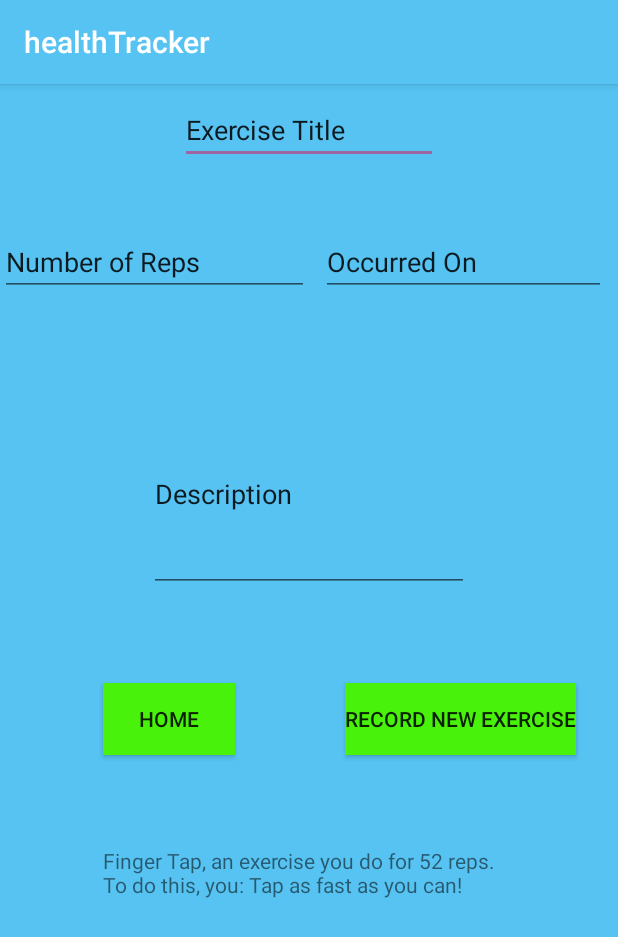
After one commit to Tw1stedRain/healthtracker, an Android app: the ExerciseDiaryActivity screen opened directly, with no data from a screen before it, on a phone screen of 412 x 824 dp. The commit adds this screen. Shown: the top 937 px of the screen. Run offline under Robolectric (Android 15) with nearby library versions, the phone set to English and light mode, and no system bars; our stand-ins replace Room's generated code.

Commit message:
new db set up, new activity, that accesses the db set up

```diff
--- a/app/src/main/AndroidManifest.xml
+++ b/app/src/main/AndroidManifest.xml
@@ -9,7 +9,8 @@
         android:roundIcon="@mipmap/ic_launcher_round"
         android:supportsRtl="true"
         android:theme="@style/AppTheme">
-        <activity android:name=".Finger"></activity>
+        <activity android:name=".ExerciseDiaryActivity"></activity>
+        <activity android:name=".FingerActivity" />
         <activity android:name=".MainActivity">
             <intent-filter>
                 <action android:name="android.intent.action.MAIN" />
--- /dev/null
+++ b/app/src/main/java/com/example/healthtracker/Database/AppDatabase.java
@@ -0,0 +1,9 @@
+package com.example.healthtracker.Database;
+
+import androidx.room.Database;
+import androidx.room.RoomDatabase;
+
+@Database(entities = {Exercise.class}, version = 2)
+public abstract class AppDatabase extends RoomDatabase {
+    public abstract ExerciseDao exerciseDao();
+}
--- /dev/null
+++ b/app/src/main/java/com/example/healthtracker/Database/Exercise.java
@@ -0,0 +1,75 @@
+package com.example.healthtracker.Database;
+
+import androidx.room.Entity;
+import androidx.room.Ignore;
+import androidx.room.PrimaryKey;
+
+
+@Entity
+public class Exercise {
+
+    @PrimaryKey(autoGenerate = true)
+    private long id;
+
+    private String title;
+    private String  quantity;
+    private String description;
+    private String timestamp;
+
+    public Exercise() {
+
+    }
+
+    @Ignore
+    public Exercise(String title, String quantity, String description, String timestamp) {
+        this.title = title;
+        this.quantity = quantity;
+        this.description = description;
+        this.timestamp = timestamp;
+    }
+
+    public String toString() {
+        return this.title + ", an exercise you do for " + this.quantity + " reps. To do this, you: " + this.description;
+    }
+
+
+    public long getId() {
+        return id;
+    }
+
+    public void setId(long id) {
+        this.id = id;
+    }
+
+    public String getTitle() {
+        return title;
+    }
+
+    public void setTitle(String title) {
+        this.title = title;
+    }
+
+    public String  getQuantity() {
+        return quantity;
+    }
+
+    public void setQuantity(String  quantity) {
+        this.quantity = quantity;
+    }
+
+    public String getDescription() {
+        return description;
+    }
+
+    public void setDescription(String description) {
+        this.description = description;
+    }
+
+    public String getTimestamp() {
+        return timestamp;
+    }
+
+    public void setTimestamp(String timestamp) {
+        this.timestamp = timestamp;
+    }
+}
--- /dev/null
+++ b/app/src/main/java/com/example/healthtracker/Database/ExerciseDao.java
@@ -0,0 +1,29 @@
+package com.example.healthtracker.Database;
+
+import java.util.List;
+
+import androidx.room.Dao;
+import androidx.room.Delete;
+import androidx.room.Insert;
+import androidx.room.Query;
+import androidx.room.Update;
+
+@Dao
+public interface ExerciseDao {
+
+    @Query("SELECT * FROM Exercise")
+    List<Exercise> getAll();
+
+    @Query("SELECT * FROM Exercise WHERE title = :title")
+    Exercise findByTitle(String title);
+
+    @Insert
+    void add(Exercise exercise);
+
+    @Update
+    void update(Exercise exercise);
+
+    @Delete
+    void delete(Exercise exercise);
+
+}
--- /dev/null
+++ b/app/src/main/java/com/example/healthtracker/ExerciseDiaryActivity.java
@@ -0,0 +1,67 @@
+package com.example.healthtracker;
+
+import androidx.appcompat.app.AppCompatActivity;
+import androidx.room.Room;
+
+import android.content.Intent;
+import android.os.Bundle;
+import android.view.View;
+import android.widget.EditText;
+import android.widget.TextView;
+
+import com.example.healthtracker.Database.AppDatabase;
+import com.example.healthtracker.Database.Exercise;
+
+public class ExerciseDiaryActivity extends AppCompatActivity {
+
+    public AppDatabase db;
+
+    @Override
+    protected void onCreate(Bundle savedInstanceState) {
+        super.onCreate(savedInstanceState);
+        setContentView(R.layout.activity_exercise_diary_activiy);
+
+        db = Room.databaseBuilder(getApplicationContext(), AppDatabase.class, "exercise-db")
+                .allowMainThreadQueries()
+                .fallbackToDestructiveMigration()
+                .build();
+
+        Exercise tap = new Exercise("Finger Tap", "52", "Tap as fast as you can!", "today");
+        db.exerciseDao().add(tap);
+
+        Exercise found = db.exerciseDao().findByTitle("Finger Tap");
+
+        TextView list = findViewById(R.id.list1);
+        list.setText(found.toString());
+
+    }
+
+    public void newExercise(View view) {
+        // add to db
+        EditText title = findViewById(R.id.title);
+        EditText quantity = findViewById(R.id.quantity);
+        EditText description = findViewById(R.id.description);
+        EditText time = findViewById(R.id.time);
+
+
+        Exercise exercise = new Exercise();
+        exercise.setTitle(title.getText().toString());
+        exercise.setQuantity(quantity.getText().toString()); // TODO: change to int
+        exercise.setDescription(description.getText().toString());
+        exercise.setTimestamp(time.getText().toString());
+
+        db.exerciseDao().add(exercise);
+
+        Exercise found2 = db.exerciseDao().findByTitle(title.getText().toString());
+
+        TextView list2 = findViewById(R.id.list2);
+        list2.setText(found2.toString());
+
+    }
+
+    public void goHome(View view) {
+        Intent intent = new Intent(this, MainActivity.class);
+        startActivity(intent);
+    }
+
+}
--- /dev/null
+++ b/app/src/main/res/layout/activity_exercise_diary_activiy.xml
@@ -0,0 +1,133 @@
+<?xml version="1.0" encoding="utf-8"?>
+<androidx.constraintlayout.widget.ConstraintLayout xmlns:android="http://schemas.android.com/apk/res/android"
+    xmlns:app="http://schemas.android.com/apk/res-auto"
+    xmlns:tools="http://schemas.android.com/tools"
+    android:layout_width="match_parent"
+    android:layout_height="match_parent"
+    android:background="@color/colorPrimary"
+    tools:context=".ExerciseDiaryActivity">
+
+
+    <!--will find a cleaner way of displaying these. for now, assignmet says not to worry about temp text view -->
+    <TextView
+        android:id="@+id/list2"
+        android:layout_width="274dp"
+        android:layout_height="56dp"
+        android:layout_marginStart="8dp"
+        android:layout_marginTop="8dp"
+        android:layout_marginEnd="8dp"
+        android:layout_marginBottom="8dp"
+        app:layout_constraintBottom_toBottomOf="parent"
+        app:layout_constraintEnd_toEndOf="parent"
+        app:layout_constraintHorizontal_bias="0.495"
+        app:layout_constraintStart_toStartOf="parent"
+        app:layout_constraintTop_toBottomOf="@+id/list1" />
+
+    <TextView
+        android:id="@+id/list1"
+        android:layout_width="274dp"
+        android:layout_height="56dp"
+        android:layout_marginStart="8dp"
+        android:layout_marginTop="508dp"
+        android:layout_marginEnd="8dp"
+        app:layout_constraintEnd_toEndOf="parent"
+        app:layout_constraintHorizontal_bias="0.495"
+        app:layout_constraintStart_toStartOf="parent"
+        app:layout_constraintTop_toTopOf="parent" />
+
+    <EditText
+        android:id="@+id/title"
+        android:layout_width="172dp"
+        android:layout_height="wrap_content"
+        android:layout_marginStart="8dp"
+        android:layout_marginTop="8dp"
+        android:layout_marginEnd="8dp"
+        android:autofillHints=""
+        android:ems="10"
+        android:hint="Exercise Title"
+        android:inputType="textShortMessage|textAutoCorrect"
+        android:text="@string/title"
+        app:layout_constraintEnd_toEndOf="parent"
+        app:layout_constraintStart_toStartOf="parent"
+        app:layout_constraintTop_toTopOf="parent" />
+
+    <EditText
+        android:id="@+id/quantity"
+        android:layout_width="206dp"
+        android:layout_height="wrap_content"
+        android:layout_marginTop="96dp"
+        android:autofillHints=""
+        android:ems="10"
+        android:hint="Number of Reps"
+        android:text="@string/reps"
+        app:layout_constraintStart_toStartOf="parent"
+        app:layout_constraintTop_toTopOf="parent" />
+
+    <EditText
+        android:id="@+id/description"
+        android:layout_width="wrap_content"
+        android:layout_height="wrap_content"
+        android:layout_marginStart="8dp"
+        android:layout_marginTop="200dp"
+        android:layout_marginEnd="8dp"
+        android:layout_marginBottom="136dp"
+        android:autofillHints=""
+        android:ems="10"
+        android:hint="Description"
+        android:inputType="textMultiLine"
+        android:lines="5"
+        android:text="@string/description"
+        app:layout_constraintBottom_toTopOf="@+id/list1"
+        app:layout_constraintEnd_toEndOf="parent"
+        app:layout_constraintStart_toStartOf="parent"
+        app:layout_constraintTop_toTopOf="@+id/title"
+        app:layout_constraintVertical_bias="0.0" />
+
+    <EditText
+        android:id="@+id/time"
+        android:layout_width="190dp"
+        android:layout_height="wrap_content"
+        android:layout_marginStart="8dp"
+        android:layout_marginTop="96dp"
+        android:layout_marginEnd="8dp"
+        android:autofillHints=""
+        android:ems="10"
+        android:hint="Created On"
+        android:text="@string/time"
+        app:layout_constraintEnd_toEndOf="parent"
+        app:layout_constraintHorizontal_bias="0.888"
+        app:layout_constraintStart_toEndOf="@+id/quantity"
+        app:layout_constraintTop_toTopOf="parent" />
+
+    <Button
+        android:id="@+id/send"
+        android:layout_width="wrap_content"
+        android:layout_height="wrap_content"
+        android:layout_marginTop="8dp"
+        android:layout_marginEnd="28dp"
+        android:layout_marginBottom="8dp"
+        android:background="@color/btnColor"
+        android:onClick="newExercise"
+        android:text="@string/newExercise"
+        app:layout_constraintBottom_toTopOf="@+id/list1"
+        app:layout_constraintEnd_toEndOf="parent"
+        app:layout_constraintTop_toBottomOf="@+id/description" />
+
+    <Button
+        android:id="@+id/toHome"
+        android:layout_width="wrap_content"
+        android:layout_height="wrap_content"
+        android:layout_marginStart="8dp"
+        android:layout_marginTop="8dp"
+        android:layout_marginEnd="8dp"
+        android:layout_marginBottom="8dp"
+        android:background="@color/btnColor"
+        android:onClick="goHome"
+        android:text="@string/home"
+        app:layout_constraintBottom_toTopOf="@+id/list1"
+        app:layout_constraintEnd_toStartOf="@+id/send"
+        app:layout_constraintHorizontal_bias="0.48"
+        app:layout_constraintStart_toStartOf="parent"
+        app:layout_constraintTop_toBottomOf="@+id/description" />
+
+</androidx.constraintlayout.widget.ConstraintLayout>
--- a/app/src/main/res/values/strings.xml
+++ b/app/src/main/res/values/strings.xml
@@ -1,9 +1,22 @@
 <resources>
+    <!--in many places-->
     <string name="app_name">healthTracker</string>
-    <string name="finger">WORK OUT THAT FINGER!!!!</string>
+    <string name="home">Home</string>
+
+    <!--main activity-->
     <string name="slider">Flip that Pic</string>
     <string name="intent">To the Finger</string>
+    <string name="sliderDescription">Slider of cats</string>
+    <string name="diaryBtn">Exercise Diary</string>
+
+    <!--finger activity-->
+    <string name="finger">WORK OUT THAT FINGER!!!!</string>
     <string name="count">Click Count: 0</string>
-    <string name="sliderDescription">Slider of cats</string>
 
+    <!--diary activity-->
+    <string name="title">Exercise Title</string>
+    <string name="reps">Number of Reps</string>
+    <string name="description">Description</string>
+    <string name="time">Occurred On</string>
+    <string name="newExercise">Record New Exercise</string>
 </resources>
```
Also changed, not shown: app/build.gradle (+7 -0 lines), app/src/main/java/com/example/healthtracker/FingerActivity.java (renamed from app/src/main/java/com/example/healthtracker/Finger.java, +7 -1 lines), app/src/main/java/com/example/healthtracker/MainActivity.java (+7 -3 lines), app/src/main/res/layout/activity_finger.xml (+13 -1 lines), app/src/main/res/layout/activity_main.xml (+17 -1 lines), 1 other file.
